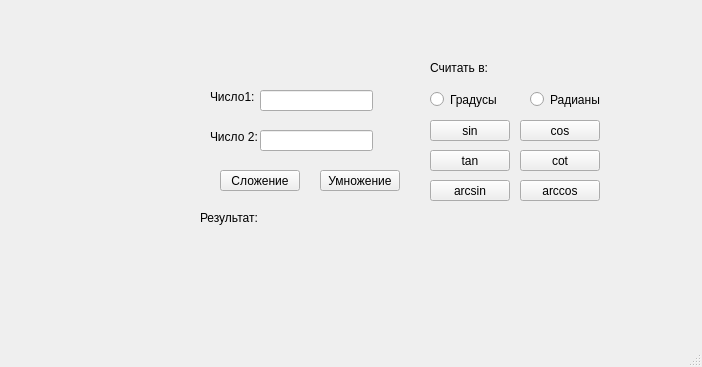
This is tipok/mainwindow.ui in Maslo1911/qt-projects as Qt 5 draws it before an edit. The edited form follows.
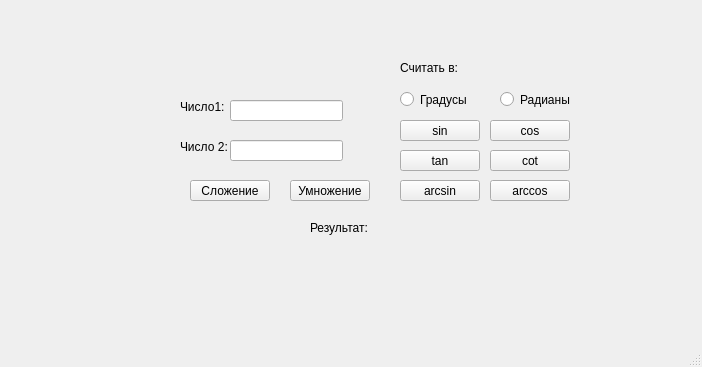
This is the edited form.

Patch:
```diff
--- a/tipok/mainwindow.ui
+++ b/tipok/mainwindow.ui
@@ -17,8 +17,8 @@
    <widget class="QLineEdit" name="lineEdit_value_1">
     <property name="geometry">
      <rect>
-      <x>260</x>
-      <y>90</y>
+      <x>230</x>
+      <y>100</y>
       <width>113</width>
       <height>21</height>
      </rect>
@@ -27,8 +27,8 @@
    <widget class="QLineEdit" name="lineEdit_value_2">
     <property name="geometry">
      <rect>
-      <x>260</x>
-      <y>130</y>
+      <x>230</x>
+      <y>140</y>
       <width>113</width>
       <height>21</height>
      </rect>
@@ -37,8 +37,8 @@
    <widget class="QLabel" name="label">
     <property name="geometry">
      <rect>
-      <x>210</x>
-      <y>90</y>
+      <x>180</x>
+      <y>100</y>
       <width>47</width>
       <height>13</height>
      </rect>
@@ -59,8 +59,8 @@
    <widget class="QLabel" name="label_2">
     <property name="geometry">
      <rect>
-      <x>210</x>
-      <y>130</y>
+      <x>180</x>
+      <y>140</y>
       <width>47</width>
       <height>13</height>
      </rect>
@@ -72,8 +72,8 @@
    <widget class="QPushButton" name="sumButton">
     <property name="geometry">
      <rect>
-      <x>220</x>
-      <y>170</y>
+      <x>190</x>
+      <y>180</y>
       <width>80</width>
       <height>21</height>
      </rect>
@@ -85,8 +85,8 @@
    <widget class="QLabel" name="label_result_text">
     <property name="geometry">
      <rect>
-      <x>200</x>
-      <y>210</y>
+      <x>310</x>
+      <y>220</y>
       <width>61</width>
       <height>16</height>
      </rect>
@@ -98,8 +98,8 @@
    <widget class="QLabel" name="label_result_value">
     <property name="geometry">
      <rect>
-      <x>270</x>
-      <y>210</y>
+      <x>380</x>
+      <y>220</y>
       <width>41</width>
       <height>16</height>
      </rect>
@@ -108,23 +108,23 @@
      <string/>
     </property>
    </widget>
-   <widget class="QRadioButton" name="radioButton_rad">
-    <property name="geometry">
-     <rect>
-      <x>430</x>
-      <y>90</y>
-      <width>84</width>
-      <height>19</height>
-     </rect>
-    </property>
-    <property name="text">
-     <string>Градусы</string>
-    </property>
-   </widget>
    <widget class="QRadioButton" name="radioButton_grad">
     <property name="geometry">
      <rect>
-      <x>530</x>
+      <x>400</x>
+      <y>90</y>
+      <width>84</width>
+      <height>19</height>
+     </rect>
+    </property>
+    <property name="text">
+     <string>Градусы</string>
+    </property>
+   </widget>
+   <widget class="QRadioButton" name="radioButton_rad">
+    <property name="geometry">
+     <rect>
+      <x>500</x>
       <y>90</y>
       <width>84</width>
       <height>19</height>
@@ -137,7 +137,7 @@
    <widget class="QPushButton" name="pushButton_sin">
     <property name="geometry">
      <rect>
-      <x>430</x>
+      <x>400</x>
       <y>120</y>
       <width>80</width>
       <height>21</height>
@@ -150,7 +150,7 @@
    <widget class="QLabel" name="label_3">
     <property name="geometry">
      <rect>
-      <x>430</x>
+      <x>400</x>
       <y>60</y>
       <width>61</width>
       <height>16</height>
@@ -163,8 +163,8 @@
    <widget class="QPushButton" name="pushButton_mul">
     <property name="geometry">
      <rect>
-      <x>320</x>
-      <y>170</y>
+      <x>290</x>
+      <y>180</y>
       <width>80</width>
       <height>21</height>
      </rect>
@@ -176,7 +176,7 @@
    <widget class="QPushButton" name="pushButton_cos">
     <property name="geometry">
      <rect>
-      <x>520</x>
+      <x>490</x>
       <y>120</y>
       <width>80</width>
       <height>21</height>
@@ -189,7 +189,7 @@
    <widget class="QPushButton" name="pushButton_tan">
     <property name="geometry">
      <rect>
-      <x>430</x>
+      <x>400</x>
       <y>150</y>
       <width>80</width>
       <height>21</height>
@@ -202,7 +202,7 @@
    <widget class="QPushButton" name="pushButton_cot">
     <property name="geometry">
      <rect>
-      <x>520</x>
+      <x>490</x>
       <y>150</y>
       <width>80</width>
       <height>21</height>
@@ -215,7 +215,7 @@
    <widget class="QPushButton" name="pushButton_arcsin">
     <property name="geometry">
      <rect>
-      <x>430</x>
+      <x>400</x>
       <y>180</y>
       <width>80</width>
       <height>21</height>
@@ -228,7 +228,7 @@
    <widget class="QPushButton" name="pushButton_arccos">
     <property name="geometry">
      <rect>
-      <x>520</x>
+      <x>490</x>
       <y>180</y>
       <width>80</width>
       <height>21</height>
```
